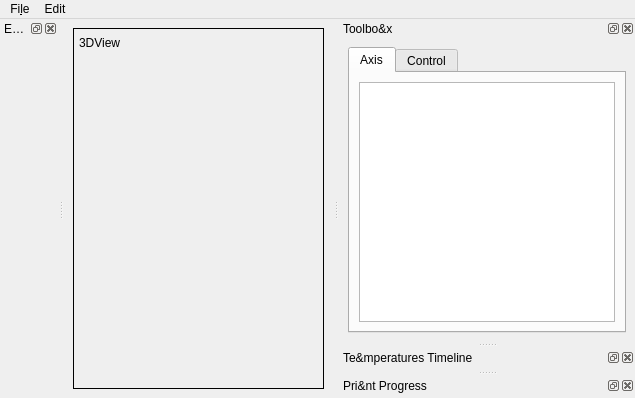
Old version of the form src/mainwindow.ui in the repository KDE/atelier.
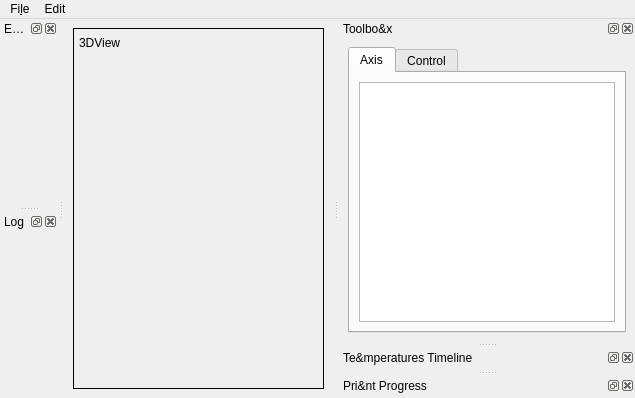
New version of the form. Custom widgets are drawn as their Qt base class.

Commit message: Turn Log Dialogs in to a Log Widget that shows on a Floating QDockWidget.

Patch:
```diff
--- a/src/mainwindow.ui
+++ b/src/mainwindow.ui
@@ -160,6 +160,19 @@
    </attribute>
    <widget class="PrintProgressWidget" name="printProgressWidget"/>
   </widget>
+  <widget class="QDockWidget" name="logDockWidget">
+   <property name="windowTitle">
+    <string>Log</string>
+   </property>
+    <property name="floating">
+    <bool>true</bool>
+   </property>
+   
+   <attribute name="dockWidgetArea">
+    <number>1</number>
+   </attribute>
+   <widget class="QWidget" name="logDockWidgetContents"/>
+  </widget>
  </widget>
  <customwidgets>
   <customwidget>
```
The commit also changes 6 other files.
